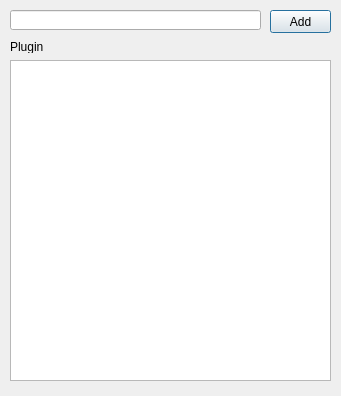
jodijhouranda/Kalingga, file plugindialog.ui: the form before one commit.
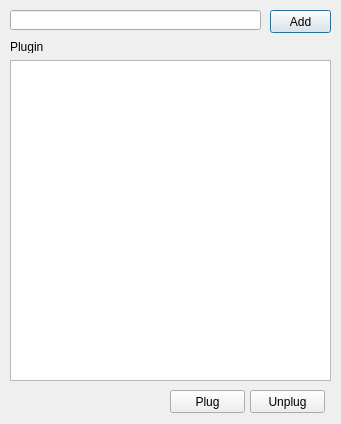
The form after the commit.

The edit to the form file:
```diff
--- a/plugindialog.ui
+++ b/plugindialog.ui
@@ -7,7 +7,7 @@
     <x>0</x>
     <y>0</y>
     <width>341</width>
-    <height>396</height>
+    <height>424</height>
    </rect>
   </property>
   <property name="windowTitle">
@@ -59,6 +59,32 @@
     <string>Add</string>
    </property>
   </widget>
+  <widget class="QPushButton" name="pushButton_2">
+   <property name="geometry">
+    <rect>
+     <x>250</x>
+     <y>390</y>
+     <width>75</width>
+     <height>23</height>
+    </rect>
+   </property>
+   <property name="text">
+    <string>Unplug</string>
+   </property>
+  </widget>
+  <widget class="QPushButton" name="plug">
+   <property name="geometry">
+    <rect>
+     <x>170</x>
+     <y>390</y>
+     <width>75</width>
+     <height>23</height>
+    </rect>
+   </property>
+   <property name="text">
+    <string>Plug</string>
+   </property>
+  </widget>
  </widget>
  <resources/>
  <connections/>
```
